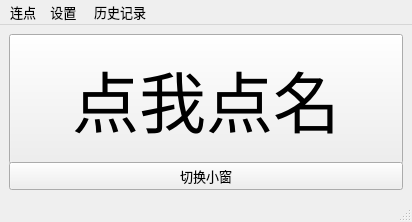
The window that UI/main.ui (Chal-Meng/Student-Choose) describes before a commit, drawn with Qt 5.
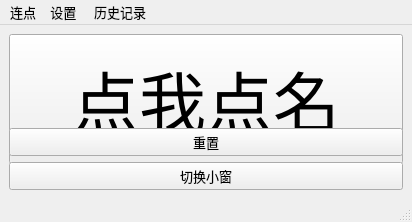
The same window after the commit. Icons and pictures are not drawn.

Commit message: V6:闪烁界面

```diff
--- a/UI/main.ui
+++ b/UI/main.ui
@@ -69,6 +69,19 @@
         </property>
        </widget>
       </item>
+      <item>
+       <widget class="QPushButton" name="reset">
+        <property name="toolTip">
+         <string>重置所有名单</string>
+        </property>
+        <property name="text">
+         <string>重置</string>
+        </property>
+        <property name="length" stdset="0">
+         <number>0</number>
+        </property>
+       </widget>
+      </item>
       <item>
        <widget class="QPushButton" name="changeBall">
         <property name="text">
```
Left out of the diff: 4 changed lines with no effect on the pictures. The commit also changes 4 other files.
